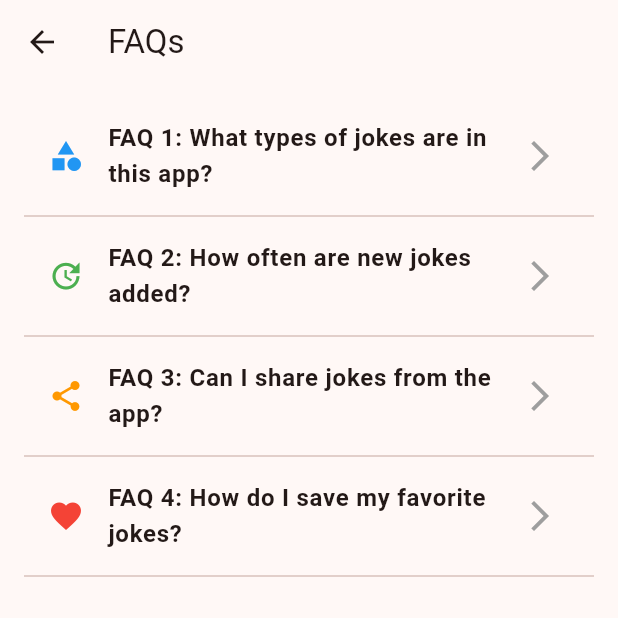
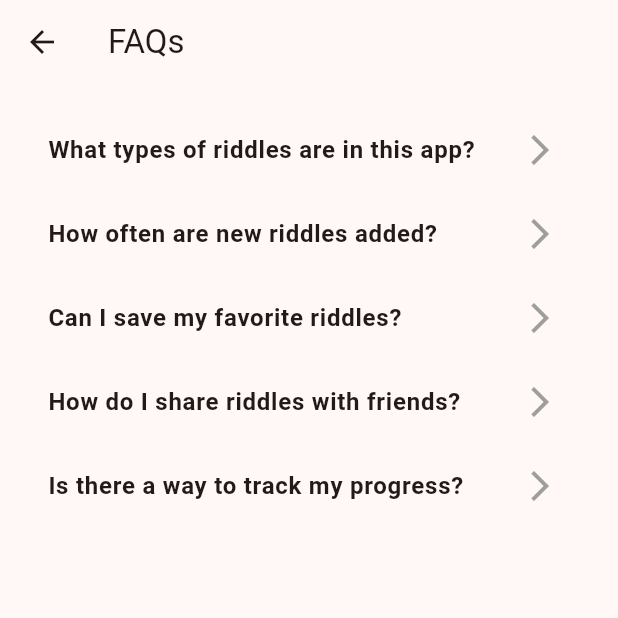
Before and after one commit to fisforfaheem/riddlesflutterapp, a Flutter app: the MainScreen screen opened directly, item 4 of the bottom bar chosen, after a tap on "FAQs", on a phone screen of 412 x 824 dp, the top half of it. Run offline on Flutter 3.47's test engine with Material 3 defaults, Android fonts, the phone set to English and light mode, and no system bars; our stand-ins replace curved_navigation_bar, share_plus, shared_preferences, webview_flutter; accounts and stored records are empty.

Commit message:
more improvements

```diff
--- /dev/null
+++ b/icons_launcher.yaml
@@ -0,0 +1,7 @@
+icons_launcher:
+  image_path: "assets/images/playstore.png"
+  platforms:
+    android:
+      enable: true
+    ios:
+      enable: false
--- a/lib/faq_page.dart
+++ b/lib/faq_page.dart
@@ -12,83 +12,51 @@ class FaqPage extends StatelessWidget {
       body: ListView(
         padding: const EdgeInsets.all(16.0),
         children: [
-          ListTile(
-            leading: const Icon(Icons.category, color: Colors.blue),
-            title: const Text(
-              'FAQ 1: What types of jokes are in this app?',
-              style: TextStyle(fontSize: 16, fontWeight: FontWeight.bold),
-            ),
-            trailing: const Icon(Icons.arrow_forward_ios, color: Colors.grey),
-            onTap: () => Navigator.push(
-              context,
-              MaterialPageRoute(
-                builder: (context) => const FaqDetailPage(
-                  title: 'FAQ 1: What types of jokes are in this app?',
-                  content:
-                      'Our app features a wide variety of jokes, including puns, one-liners, knock-knock jokes, and more. We have jokes suitable for all ages and preferences, from clean family-friendly humor to more adult-oriented jokes.',
-                ),
-              ),
-            ),
+          _buildFaqItem(
+            context,
+            'What types of riddles are in this app?',
+            'Our app features a wide variety of riddles, including word puzzles, logic riddles, and brain teasers. We have riddles suitable for all ages and difficulty levels, from easy to challenging.',
           ),
-          const Divider(),
-          ListTile(
-            leading: const Icon(Icons.update, color: Colors.green),
-            title: const Text(
-              'FAQ 2: How often are new jokes added?',
-              style: TextStyle(fontSize: 16, fontWeight: FontWeight.bold),
-            ),
-            trailing: const Icon(Icons.arrow_forward_ios, color: Colors.grey),
-            onTap: () => Navigator.push(
-              context,
-              MaterialPageRoute(
-                builder: (context) => const FaqDetailPage(
-                  title: 'FAQ 2: How often are new jokes added?',
-                  content:
-                      'We update our joke database regularly, adding new jokes every week. This ensures that you always have fresh content to enjoy and share with your friends and family.',
-                ),
-              ),
-            ),
+          _buildFaqItem(
+            context,
+            'How often are new riddles added?',
+            'We update our riddle database regularly, adding new riddles every week. This ensures that you always have fresh content to challenge your mind and enjoy with friends and family.',
           ),
-          const Divider(),
-          ListTile(
-            leading: const Icon(Icons.share, color: Colors.orange),
-            title: const Text(
-              'FAQ 3: Can I share jokes from the app?',
-              style: TextStyle(fontSize: 16, fontWeight: FontWeight.bold),
-            ),
-            trailing: const Icon(Icons.arrow_forward_ios, color: Colors.grey),
-            onTap: () => Navigator.push(
-              context,
-              MaterialPageRoute(
-                builder: (context) => const FaqDetailPage(
-                  title: 'FAQ 3: Can I share jokes from the app?',
-                  content:
-                      'Yes, you can easily share jokes from our app. Each joke has a share button that allows you to send it via various platforms like WhatsApp, Facebook, Twitter, or SMS. Spread the laughter with your friends and family!',
-                ),
-              ),
-            ),
+          _buildFaqItem(
+            context,
+            'Can I save my favorite riddles?',
+            'Yes! You can easily save your favorite riddles by tapping the heart icon next to each riddle. You can access all your favorite riddles in the "Favorites" section of the app.',
           ),
-          const Divider(),
-          ListTile(
-            leading: const Icon(Icons.favorite, color: Colors.red),
-            title: const Text(
-              'FAQ 4: How do I save my favorite jokes?',
-              style: TextStyle(fontSize: 16, fontWeight: FontWeight.bold),
-            ),
-            trailing: const Icon(Icons.arrow_forward_ios, color: Colors.grey),
-            onTap: () => Navigator.push(
-              context,
-              MaterialPageRoute(
-                builder: (context) => const FaqDetailPage(
-                  title: 'FAQ 4: How do I save my favorite jokes?',
-                  content:
-                      'To save a joke as a favorite, simply tap the heart icon next to the joke. You can access all your favorite jokes in the "Favorites" section of the app. This feature allows you to quickly find and revisit the jokes you love the most.',
-                ),
-              ),
-            ),
+          _buildFaqItem(
+            context,
+            'How do I share riddles with friends?',
+            'Each riddle has a share button that allows you to send it via various platforms like WhatsApp, Facebook, Twitter, or SMS. Spread the fun and challenge your friends!',
           ),
-          const Divider(),
+          _buildFaqItem(
+            context,
+            'Is there a way to track my progress?',
+            'Currently, we don\'t have a progress tracking feature, but we\'re considering adding one in future updates. Stay tuned for new features!',
+          ),
         ],
+      ),
+    );
+  }
+
+  Widget _buildFaqItem(BuildContext context, String question, String answer) {
+    return ListTile(
+      title: Text(
+        question,
+        style: const TextStyle(fontSize: 16, fontWeight: FontWeight.bold),
+      ),
+      trailing: const Icon(Icons.arrow_forward_ios, color: Colors.grey),
+      onTap: () => Navigator.push(
+        context,
+        MaterialPageRoute(
+          builder: (context) => FaqDetailPage(
+            title: question,
+            content: answer,
+          ),
+        ),
       ),
     );
   }
@@ -116,9 +84,3 @@ class FaqDetailPage extends StatelessWidget {
     );
   }
 }
-
-void main() {
-  runApp(const MaterialApp(
-    home: FaqPage(),
-  ));
-}
--- a/lib/main.dart
+++ b/lib/main.dart
@@ -6,6 +6,7 @@ import 'dart:math';
 import 'package:share_plus/share_plus.dart';
 import 'package:url_launcher/url_launcher_string.dart';
 import 'package:webview_flutter/webview_flutter.dart';
+import 'package:curved_navigation_bar/curved_navigation_bar.dart';
 
 import 'package:shared_preferences/shared_preferences.dart';
 
@@ -60,33 +61,27 @@ class _MainScreenState extends State<MainScreen> {
   @override
   Widget build(BuildContext context) {
     return Scaffold(
+      extendBody: true,
       body: _screens[_currentIndex],
-      bottomNavigationBar: BottomNavigationBar(
-        currentIndex: _currentIndex,
+      bottomNavigationBar: CurvedNavigationBar(
+        backgroundColor: Colors.transparent,
+        color: Theme.of(context).colorScheme.surface,
+        buttonBackgroundColor: Theme.of(context).colorScheme.primary,
+        height: 60,
+        animationDuration: const Duration(milliseconds: 300),
+        animationCurve: Curves.easeInOut,
+        index: _currentIndex,
+        items: const <Widget>[
+          Icon(Icons.home, size: 30),
+          Icon(Icons.psychology, size: 30),
+          Icon(Icons.favorite, size: 30),
+          Icon(Icons.more_horiz, size: 30),
+        ],
         onTap: (index) {
           setState(() {
             _currentIndex = index;
           });
         },
-        type: BottomNavigationBarType.fixed,
-        items: const [
-          BottomNavigationBarItem(
-            icon: Icon(Icons.home),
-            label: 'Home',
-          ),
-          BottomNavigationBarItem(
-            icon: Icon(Icons.psychology),
-            label: 'Riddles',
-          ),
-          BottomNavigationBarItem(
-            icon: Icon(Icons.favorite),
-            label: 'Favorites',
-          ),
-          BottomNavigationBarItem(
-            icon: Icon(Icons.settings),
-            label: 'More',
-          ),
-        ],
       ),
     );
   }
@@ -138,7 +133,7 @@ class _OnboardingScreenState extends State<OnboardingScreen> {
             begin: Alignment.topLeft,
             end: Alignment.bottomRight,
             colors: [
-              Colors.deepPurple.withOpacity(0.8),
+              Colors.deepOrange.withOpacity(0.8),
               Colors.black.withOpacity(0.8),
             ],
           ),
--- a/pubspec.yaml
+++ b/pubspec.yaml
@@ -8,6 +8,7 @@ environment:
 
 dependencies:
   animated_bottom_navigation_bar: ^1.3.3
+  curved_navigation_bar: ^1.0.6
   flutter:
     sdk: flutter
   flutter_animate: ^4.5.0
```
Also changed, not shown: pubspec.lock.
